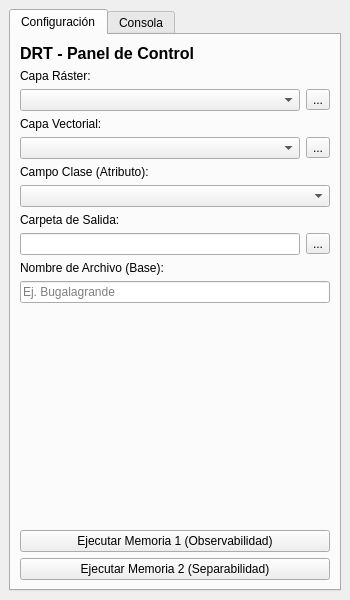
This is drt_plugin/ui/main_dockwidget.ui in andreesbotello/QGIS_DRT as Qt 5 draws it before an edit. The edited form follows.
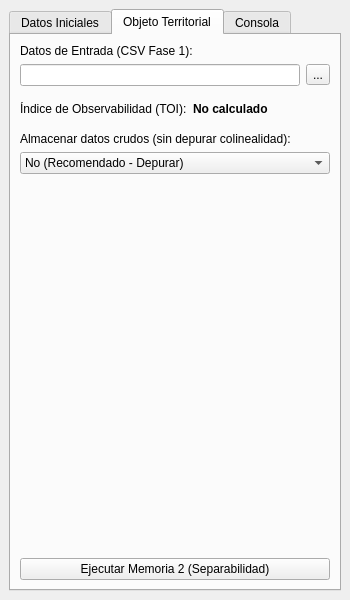
This is the edited form. The open tabs and pages were chosen to show the change.

What changed in the file:
```diff
--- a/drt_plugin/ui/main_dockwidget.ui
+++ b/drt_plugin/ui/main_dockwidget.ui
@@ -22,7 +22,7 @@
       </property>
       <widget class="QWidget" name="tabConfig">
        <attribute name="title">
-        <string>Configuración</string>
+        <string>Datos Iniciales</string>
        </attribute>
        <layout class="QVBoxLayout" name="verticalLayoutConfig">
         <item>
@@ -175,6 +175,133 @@
            <string>Ejecutar Memoria 1 (Observabilidad)</string>
           </property>
          </widget>
+        </item>
+       </layout>
+      </widget>
+      <widget class="QWidget" name="tabObjetoTerritorial">
+       <attribute name="title">
+        <string>Objeto Territorial</string>
+       </attribute>
+       <layout class="QVBoxLayout" name="verticalLayoutOT">
+        <item>
+         <widget class="QLabel" name="inputCsvLabel">
+          <property name="text">
+           <string>Datos de Entrada (CSV Fase 1):</string>
+          </property>
+         </widget>
+        </item>
+        <item>
+         <layout class="QHBoxLayout" name="inputCsvLayout">
+          <item>
+           <widget class="QLineEdit" name="txtInputCsv">
+            <property name="readOnly">
+             <bool>true</bool>
+            </property>
+           </widget>
+          </item>
+          <item>
+           <widget class="QToolButton" name="btnBrowseInputCsv">
+            <property name="text">
+             <string>...</string>
+            </property>
+            <property name="toolTip">
+             <string>Seleccionar archivo CSV de píxeles crudos...</string>
+            </property>
+           </widget>
+          </item>
+         </layout>
+        </item>
+        <item>
+         <spacer name="verticalSpacerOT_1">
+          <property name="orientation">
+           <enum>Qt::Vertical</enum>
+          </property>
+          <property name="sizeType">
+           <enum>QSizePolicy::Fixed</enum>
+          </property>
+          <property name="sizeHint" stdset="0">
+           <size>
+            <width>20</width>
+            <height>10</height>
+           </size>
+          </property>
+         </spacer>
+        </item>
+        <item>
+         <layout class="QHBoxLayout" name="toiLayout">
+          <item>
+           <widget class="QLabel" name="lblTOITitle">
+            <property name="text">
+             <string>Índice de Observabilidad (TOI):</string>
+            </property>
+           </widget>
+          </item>
+          <item>
+           <widget class="QLabel" name="lblTOIResult">
+            <property name="font">
+             <font>
+              <bold>true</bold>
+             </font>
+            </property>
+            <property name="text">
+             <string>No calculado</string>
+            </property>
+           </widget>
+          </item>
+         </layout>
+        </item>
+        <item>
+         <spacer name="verticalSpacerOT_2">
+          <property name="orientation">
+           <enum>Qt::Vertical</enum>
+          </property>
+          <property name="sizeType">
+           <enum>QSizePolicy::Fixed</enum>
+          </property>
+          <property name="sizeHint" stdset="0">
+           <size>
+            <width>20</width>
+            <height>10</height>
+           </size>
+          </property>
+         </spacer>
+        </item>
+        <item>
+         <widget class="QLabel" name="rawLabel">
+          <property name="text">
+           <string>Almacenar datos crudos (sin depurar colinealidad):</string>
+          </property>
+         </widget>
+        </item>
+        <item>
+         <widget class="QComboBox" name="comboRawData">
+          <item>
+           <property name="text">
+            <string>No (Recomendado - Depurar)</string>
+           </property>
+          </item>
+          <item>
+           <property name="text">
+            <string>Sí (Almacenar todo)</string>
+           </property>
+          </item>
+         </widget>
+        </item>
+        <item>
+         <spacer name="verticalSpacerOT_3">
+          <property name="orientation">
+           <enum>Qt::Vertical</enum>
+          </property>
+          <property name="sizeType">
+           <enum>QSizePolicy::Expanding</enum>
+          </property>
+          <property name="sizeHint" stdset="0">
+           <size>
+            <width>20</width>
+            <height>40</height>
+           </size>
+          </property>
+         </spacer>
         </item>
         <item>
          <widget class="QPushButton" name="btnExecuteM2">
```
Left out of the diff: 55 changed lines with no effect on the pictures.
